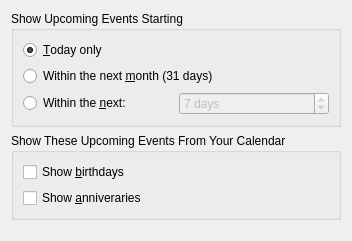
First picture: the form in kontact/plugins/korganizer/apptsummaryconfig_base.ui, repository chusopr/kdepim-ktimetracker-akonadi, before the edit.
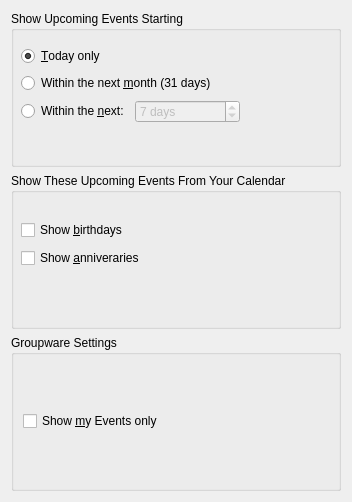
Second picture: the form after the edit.

Commit message:
New feature that allows you to not show Events or To-dos that do not belong to your calendar. Uses the new CalHelper::isMyCalendarIncidence() static method from kdepimlibs/kcal.
See the new "Groupware Settings" in the relevant Summary View configs.

Also added a bunch more toolTips and whatsThis.

MERGE: none
DO_NOT_BACKPORT: new feature and new i18n strings

Diff of the .ui file:
```diff
--- a/kontact/plugins/korganizer/apptsummaryconfig_base.ui
+++ b/kontact/plugins/korganizer/apptsummaryconfig_base.ui
@@ -2,28 +2,43 @@
  <author>Allen Winter &lt;winter@kde.org></author>
  <comment>Configuration page for the Korganizer Event Summary</comment>
  <class>ApptSummaryConfig_Base</class>
- <widget class="QWidget" name="ApptSummaryConfig_Base" >
-  <property name="geometry" >
+ <widget class="QWidget" name="ApptSummaryConfig_Base">
+  <property name="geometry">
    <rect>
     <x>0</x>
     <y>0</y>
     <width>352</width>
-    <height>241</height>
+    <height>502</height>
    </rect>
   </property>
   <property name="windowTitle" >
    <string>Event Summary Configuration</string>
   </property>
-  <layout class="QVBoxLayout" name="verticalLayout_2" >
-   <item>
-    <widget class="QGroupBox" name="mDaysButtonGroup" >
-     <property name="title" >
+  <layout class="QGridLayout" name="gridLayout">
+   <item row="0" column="0">
+    <widget class="QGroupBox" name="mDaysButtonGroup">
+     <property name="title">
       <string>Show Upcoming Events Starting</string>
      </property>
-     <layout class="QGridLayout" name="gridLayout" >
-      <item row="0" column="0" colspan="2" >
-       <widget class="QRadioButton" name="mDateTodayButton" >
-        <property name="text" >
+     <widget class="QWidget" name="">
+      <property name="geometry">
+       <rect>
+        <x>10</x>
+        <y>34</y>
+        <width>219</width>
+        <height>80</height>
+       </rect>
+      </property>
+      <layout class="QVBoxLayout" name="verticalLayout_3">
+       <item>
+        <widget class="QRadioButton" name="mDateTodayButton">
+         <property name="toolTip">
+          <string>Show Events for today only</string>
+         </property>
+         <property name="whatsThis">
+          <string>Check this box if you want to see Events occurring on this date only.</string>
+         </property>
+         <property name="text">
          <string>&amp;Today only</string>
         </property>
         <property name="checked" >
@@ -31,9 +46,15 @@
         </property>
        </widget>
       </item>
-      <item row="1" column="0" colspan="2" >
-       <widget class="QRadioButton" name="mDateMonthButton" >
-        <property name="text" >
+       <item>
+        <widget class="QRadioButton" name="mDateMonthButton">
+         <property name="toolTip">
+          <string>Show Events starting within the next month</string>
+         </property>
+         <property name="whatsThis">
+          <string>Check this box if you want to see Events that start sometime during the next 31 days.</string>
+         </property>
+         <property name="text">
          <string>Within the next &amp;month (31 days)</string>
         </property>
         <property name="checked" >
@@ -41,9 +62,11 @@
         </property>
        </widget>
       </item>
-      <item row="2" column="0" >
-       <widget class="QRadioButton" name="mDateRangeButton" >
-        <property name="enabled" >
+       <item>
+        <layout class="QHBoxLayout" name="horizontalLayout">
+         <item>
+          <widget class="QRadioButton" name="mDateRangeButton">
+           <property name="enabled">
          <bool>true</bool>
         </property>
         <property name="text" >
@@ -54,18 +77,18 @@
         </property>
        </widget>
       </item>
-      <item row="2" column="1" >
-       <widget class="QSpinBox" name="mCustomDays" >
-        <property name="enabled" >
+         <item>
+          <widget class="QSpinBox" name="mCustomDays">
+           <property name="enabled">
          <bool>false</bool>
         </property>
         <property name="specialValueText" >
          <string>1 day</string>
         </property>
-        <property name="suffix" >
-         <string comment="days to show in summary" > days</string>
-        </property>
-        <property name="minimum" >
+           <property name="suffix">
+            <string comment="days to show in summary"> days</string>
+           </property>
+           <property name="minimum">
          <number>1</number>
         </property>
         <property name="maximum" >
@@ -80,14 +103,26 @@
        </widget>
       </item>
      </layout>
-    </widget>
+       </item>
+      </layout>
+     </widget>
+    </widget>
    </item>
-   <item>
-    <widget class="QGroupBox" name="mShowButtonGroup" >
-     <property name="title" >
+   <item row="1" column="0">
+    <widget class="QGroupBox" name="mShowButtonGroup">
+     <property name="title">
       <string>Show These Upcoming Events From Your Calendar</string>
      </property>
-     <layout class="QVBoxLayout" name="verticalLayout" >
+     <widget class="QWidget" name="">
+      <property name="geometry">
+       <rect>
+        <x>10</x>
+        <y>45</y>
+        <width>140</width>
+        <height>52</height>
+       </rect>
+      </property>
+      <layout class="QVBoxLayout" name="verticalLayout">
       <item>
        <widget class="QCheckBox" name="mShowBirthdaysFromCal" >
         <property name="toolTip" >
@@ -116,19 +151,29 @@
       </item>
      </layout>
     </widget>
+    </widget>
    </item>
-   <item>
-    <spacer name="verticalSpacer" >
-     <property name="orientation" >
-      <enum>Qt::Vertical</enum>
+   <item row="2" column="0">
+    <widget class="QGroupBox" name="groupBox">
+     <property name="title">
+      <string>Groupware Settings</string>
      </property>
-     <property name="sizeHint" stdset="0" >
-      <size>
-       <width>20</width>
-       <height>40</height>
-      </size>
-     </property>
-    </spacer>
+     <layout class="QGridLayout" name="gridLayout_2">
+      <item row="0" column="0">
+       <widget class="QCheckBox" name="mShowMineOnly">
+        <property name="toolTip">
+         <string>Show Events belonging to my calendars only</string>
+        </property>
+        <property name="whatsThis">
+         <string>Check this box if you want the summary to show events belonging to your calendars only.</string>
+        </property>
+        <property name="text">
+         <string>Show &amp;my Events only</string>
+        </property>
+       </widget>
+      </item>
+     </layout>
+    </widget>
    </item>
   </layout>
  </widget>
```
Left out of the diff: 51 changed lines with no effect on the pictures. Lines whose indentation alone changed are shown as unchanged. The commit also changes 11 other files.
